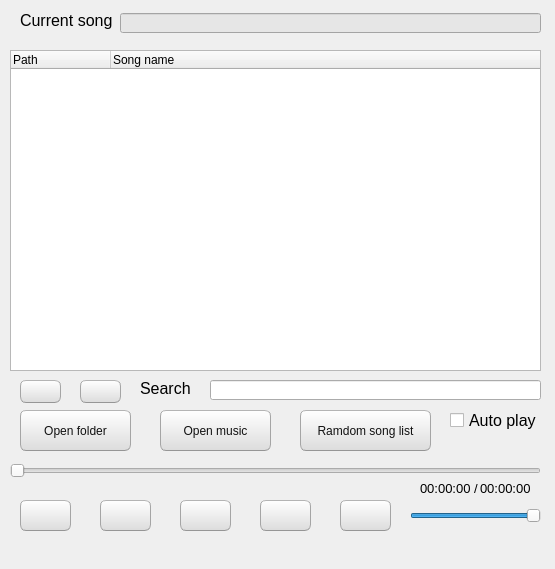
The window that prototype/music_player_window.ui (defaultax7/2012h-project) describes before a commit, drawn with Qt 5.
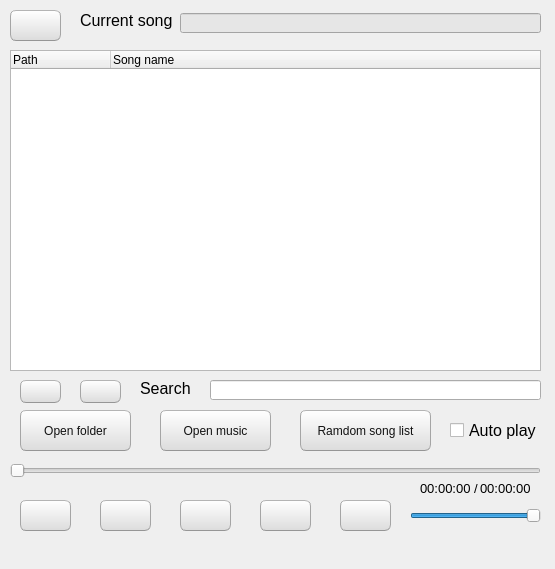
The same window after the commit.

Patch:
```diff
--- a/prototype/music_player_window.ui
+++ b/prototype/music_player_window.ui
@@ -422,7 +422,7 @@
     <property name="geometry">
      <rect>
       <x>450</x>
-      <y>410</y>
+      <y>420</y>
       <width>101</width>
       <height>21</height>
      </rect>
@@ -520,7 +520,7 @@
    <widget class="QLabel" name="label_2">
     <property name="geometry">
      <rect>
-      <x>20</x>
+      <x>80</x>
       <y>10</y>
       <width>111</width>
       <height>21</height>
@@ -539,9 +539,9 @@
    <widget class="QLineEdit" name="txt_current_song">
     <property name="geometry">
      <rect>
-      <x>120</x>
+      <x>180</x>
       <y>13</y>
-      <width>421</width>
+      <width>361</width>
       <height>20</height>
      </rect>
     </property>
@@ -609,6 +609,46 @@
      <string>/</string>
     </property>
    </widget>
+   <widget class="QPushButton" name="btn_save_list">
+    <property name="geometry">
+     <rect>
+      <x>10</x>
+      <y>10</y>
+      <width>51</width>
+      <height>31</height>
+     </rect>
+    </property>
+    <property name="styleSheet">
+     <string notr="true">QPushButton { 
+            font-size: 12px;
+            font: bold large &quot;Aerial&quot;;
+            color:rgb(17,17,17);
+            border-width: 1px;
+            border-radius: 6px;
+            border-bottom-color: rgb(150,150,150);
+            border-right-color: rgb(165,165,165);
+            border-left-color: rgb(165,165,165);
+            border-top-color: rgb(180,180,180);
+            border-style: solid;
+            padding: 4px;
+            background-color: qlineargradient(spread:pad, x1:0.5, y1:1, x2:0.5, y2:0, stop:0 rgba(220, 220, 220, 255), stop:1 rgba(255, 255, 255, 255));
+        }
+        
+        QPushButton:hover {
+            border-top-color: rgb(76,195,255);
+            border-right-color: qlineargradient(spread:pad, x1:0, y1:1, x2:1, y2:0, stop:0 rgb(76,195,255), stop:1 rgb(76,195,255));
+            border-left-color:  qlineargradient(spread:pad, x1:1, y1:0, x2:0, y2:0, stop:0 rgb(76,195,255), stop:1 rgb(76,195,255));
+            border-bottom-color: rgb(76,195,255);
+            background-color: qlineargradient(spread:pad, x1:0.5, y1:1, x2:0.5, y2:0, stop:0 rgba(220, 220, 220, 255), stop:1 rgba(255, 255, 255, 255));
+        }
+        QPushButton:pressed{
+            background-color: qlineargradient(spread:pad, x1:0.5, y1:0, x2:0.5, y2:1, stop:0 rgba(220, 220, 220, 255), stop:1 rgba(255, 255, 255, 255));
+        }</string>
+    </property>
+    <property name="text">
+     <string/>
+    </property>
+   </widget>
   </widget>
   <widget class="QMenuBar" name="menubar">
    <property name="geometry">
```
Left out of the diff: 2 changed lines with no effect on the pictures.
